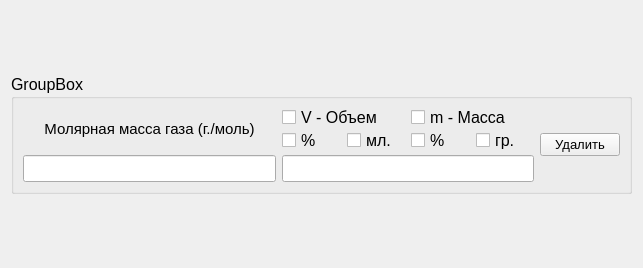
This is ui/base_qt_ui/ui_coord_widget.ui in I-m-good-man/Gas-calculator as Qt 5 draws it before an edit. The edited form follows.
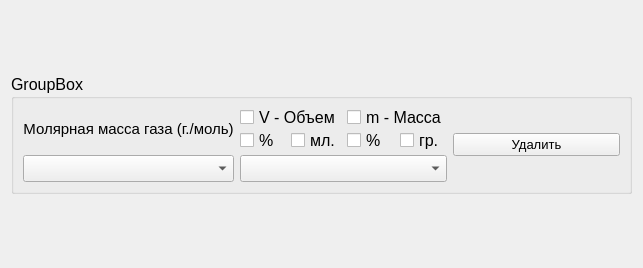
This is the edited form.

Commit message: Change qlineedit on a combobox on coordwidget

```diff
--- a/ui/base_qt_ui/ui_coord_widget.ui
+++ b/ui/base_qt_ui/ui_coord_widget.ui
@@ -73,7 +73,7 @@
            </widget>
           </item>
           <item>
-           <widget class="QLineEdit" name="input_value_2"/>
+           <widget class="QComboBox" name="mol_mass_comboBox"/>
           </item>
          </layout>
         </item>
@@ -142,7 +142,7 @@
            </layout>
           </item>
           <item>
-           <widget class="QLineEdit" name="input_value"/>
+           <widget class="QComboBox" name="mass_volume_comboBox"/>
           </item>
          </layout>
         </item>
```
The commit also changes 1 other file.
